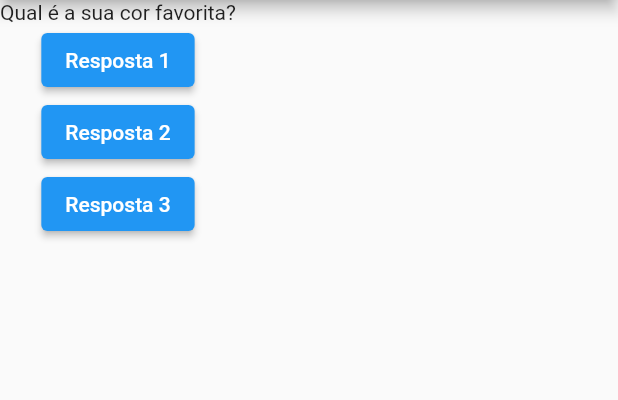
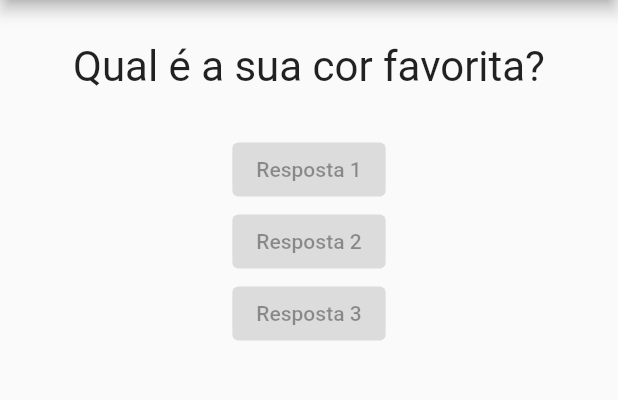
Before and after one commit to AiramCruZ/curso_flutter_cod3r, a Flutter app: the screen it shows after launch, on a phone screen of 412 x 824 dp, the part 84-484 px from its top. Run offline on Flutter 3.47's test engine with Material 2 defaults, Android fonts, the phone set to English and light mode, and no system bars.

Commit message:
criando componente Questao e Resposta.,

```diff
--- /dev/null
+++ b/projeto_perguntas/lib/Questao.dart
@@ -0,0 +1,19 @@
+import 'package:flutter/material.dart';
+
+class Questao extends StatelessWidget {
+  final String title;
+
+  const Questao(this.title, {Key? key}) : super(key: key);
+
+  @override
+  Widget build(BuildContext context) {
+    return Container(
+        width: double.infinity,
+        margin: const EdgeInsets.all(28),
+        child: Text(
+          title,
+          style: const TextStyle(fontSize: 28),
+          textAlign: TextAlign.center,
+        ));
+  }
+}
--- /dev/null
+++ b/projeto_perguntas/lib/Resposta.dart
@@ -0,0 +1,19 @@
+import 'package:flutter/material.dart';
+
+class Resposta extends StatelessWidget {
+  final String title;
+
+  const Resposta(this.title, {Key? key}) : super(key: key);
+
+  @override
+  Widget build(BuildContext context) {
+    return ElevatedButton(
+      style: ElevatedButton.styleFrom(
+          primary: Colors.blue,
+          onPrimary: Colors.white
+      ),
+      onPressed: null,
+      child: Text(title),
+    );
+  }
+}
--- a/projeto_perguntas/lib/main.dart
+++ b/projeto_perguntas/lib/main.dart
@@ -1,4 +1,6 @@
 import 'package:flutter/material.dart';
+import 'package:projeto_perguntas/Questao.dart';
+import 'package:projeto_perguntas/Resposta.dart';
 
 void main() {
   runApp(const PerguntaApp());
@@ -28,19 +30,10 @@ class _PerguntaAppState extends State<PerguntaApp> {
         ),
         body: Column(
           children: [
-            Text(perguntas[_perguntaSelecionada]),
-            ElevatedButton(
-              onPressed: _responder,
-              child: const Text('Resposta 1'),
-            ),
-            ElevatedButton(
-              onPressed: _responder,
-              child: const Text('Resposta 2'),
-            ),
-            ElevatedButton(
-              onPressed: _responder,
-              child: const Text('Resposta 3'),
-            ),
+            Questao(perguntas[_perguntaSelecionada]),
+            const Resposta('Resposta 1'),
+            const Resposta('Resposta 2'),
+            const Resposta('Resposta 3'),
           ],
         ),
       ),
```
